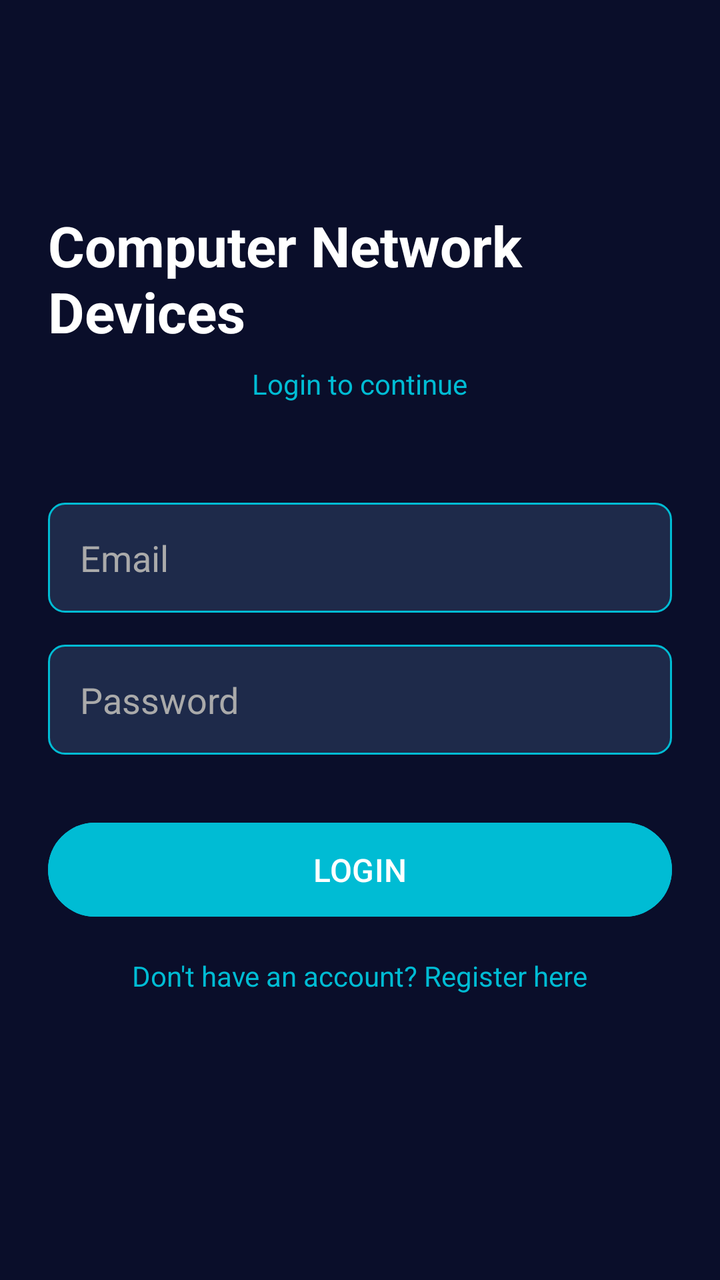
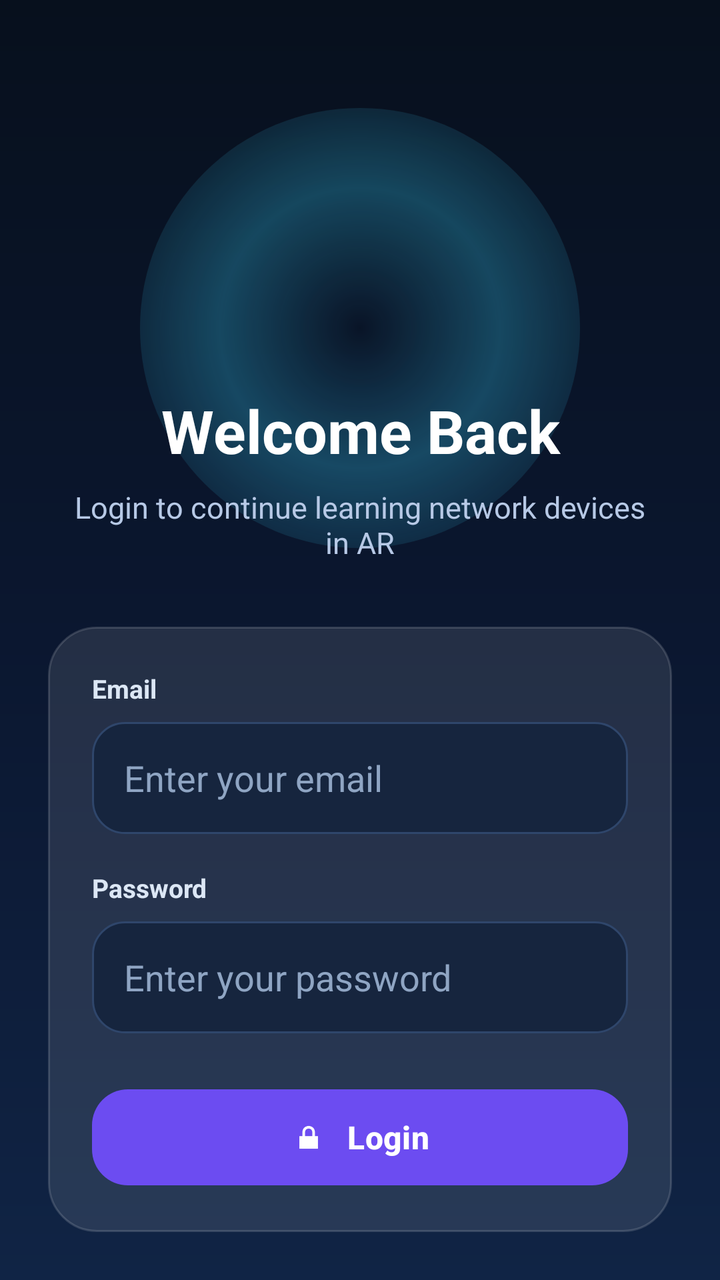

Two renders of the same Android screen: before a commit and after it. Below are the layout's source before the change and the commit's diff.
<!-- AndroidManifest.xml: application theme Theme.ComputerNetworkDeviceARApp -->
<!-- res/layout/activity_login.xml -->
<?xml version="1.0" encoding="utf-8"?>
<RelativeLayout xmlns:android="http://schemas.android.com/apk/res/android"
    android:layout_width="match_parent"
    android:layout_height="match_parent"
    android:background="#0A0E2A"
    android:padding="24dp">

    
    <TextView
        android:id="@+id/tvLoginTitle"
        android:layout_width="wrap_content"
        android:layout_height="wrap_content"
        android:layout_centerHorizontal="true"
        android:layout_marginTop="80dp"
        android:text="Computer Network Devices"
        android:textColor="#FFFFFF"
        android:textSize="28sp"
        android:textStyle="bold" />

    
    <TextView
        android:id="@+id/tvLoginSubtitle"
        android:layout_width="wrap_content"
        android:layout_height="wrap_content"
        android:text="Login to continue"
        android:textColor="#00BCD4"
        android:textSize="14sp"
        android:layout_centerHorizontal="true"
        android:layout_below="@id/tvLoginTitle"
        android:layout_marginTop="8dp"/>

    
    <EditText
        android:id="@+id/etEmail"
        android:layout_width="match_parent"
        android:layout_height="55dp"
        android:hint="Email"
        android:textColor="#FFFFFF"
        android:textColorHint="#AAAAAA"
        android:background="@drawable/edit_text_bg"
        android:paddingStart="16dp"
        android:inputType="textEmailAddress"
        android:layout_below="@id/tvLoginSubtitle"
        android:layout_marginTop="50dp"/>

    
    <EditText
        android:id="@+id/etPassword"
        android:layout_width="match_parent"
        android:layout_height="55dp"
        android:hint="Password"
        android:textColor="#FFFFFF"
        android:textColorHint="#AAAAAA"
        android:background="@drawable/edit_text_bg"
        android:paddingStart="16dp"
        android:inputType="textPassword"
        android:layout_below="@id/etEmail"
        android:layout_marginTop="16dp"/>

    
    <Button
        android:id="@+id/btnLogin"
        android:layout_width="match_parent"
        android:layout_height="55dp"
        android:text="LOGIN"
        android:textColor="#FFFFFF"
        android:textSize="16sp"
        android:backgroundTint="#00BCD4"
        android:layout_below="@id/etPassword"
        android:layout_marginTop="30dp"/>

    
    <TextView
        android:id="@+id/tvRegister"
        android:layout_width="wrap_content"
        android:layout_height="wrap_content"
        android:text="Don't have an account? Register here"
        android:textColor="#00BCD4"
        android:textSize="14sp"
        android:layout_centerHorizontal="true"
        android:layout_below="@id/btnLogin"
        android:layout_marginTop="16dp"/>

</RelativeLayout>
<!-- resources referenced by this layout -->
<resources>
  <!-- drawable edit_text_bg (drawable) -->
  <?xml version="1.0" encoding="utf-8"?>
  <shape xmlns:android="http://schemas.android.com/apk/res/android">
      <solid android:color="#1E2A4A"/>
      <corners android:radius="8dp"/>
      <stroke
          android:width="1dp"
          android:color="#00BCD4"/>
  </shape>
  <style name="Theme.ComputerNetworkDeviceARApp" parent="Base.Theme.ComputerNetworkDeviceARApp" />
  <style name="Base.Theme.ComputerNetworkDeviceARApp" parent="Theme.Material3.DayNight.NoActionBar">
          
          
      </style>
</resources>

<!-- the commit's change to res/layout/activity_login.xml (unified diff, before → after) -->
@@ -1,84 +1,140 @@
 <?xml version="1.0" encoding="utf-8"?>
 <RelativeLayout xmlns:android="http://schemas.android.com/apk/res/android"
+    xmlns:app="http://schemas.android.com/apk/res-auto"
     android:layout_width="match_parent"
     android:layout_height="match_parent"
-    android:background="#0A0E2A"
+    android:background="@drawable/bg_main_gradient"
     android:padding="24dp">
+
+    
+    <View
+        android:id="@+id/topGlow"
+        android:layout_width="220dp"
+        android:layout_height="220dp"
+        android:layout_centerHorizontal="true"
+        android:layout_marginTop="30dp"
+        android:background="@drawable/bg_glow_circle" />
+
+    
+    <ImageView
+        android:id="@+id/imgLoginIcon"
+        android:layout_width="92dp"
+        android:layout_height="92dp"
+        android:layout_centerHorizontal="true"
+        android:layout_marginTop="55dp"
+        android:src="@mipmap/ic_launcher"
+        android:scaleType="fitCenter" />
 
     
     <TextView
         android:id="@+id/tvLoginTitle"
-        android:layout_width="wrap_content"
+        android:layout_width="match_parent"
         android:layout_height="wrap_content"
-        android:layout_centerHorizontal="true"
-        android:layout_marginTop="80dp"
-        android:text="Computer Network Devices"
+        android:layout_below="@id/imgLoginIcon"
+        android:layout_marginTop="24dp"
+        android:text="Welcome Back"
+        android:textAlignment="center"
         android:textColor="#FFFFFF"
-        android:textSize="28sp"
+        android:textSize="30sp"
         android:textStyle="bold" />
 
     
     <TextView
         android:id="@+id/tvLoginSubtitle"
-        android:layout_width="wrap_content"
+        android:layout_width="match_parent"
         android:layout_height="wrap_content"
-        android:text="Login to continue"
-        android:textColor="#00BCD4"
-        android:textSize="14sp"
-        android:layout_centerHorizontal="true"
         android:layout_below="@id/tvLoginTitle"
-        android:layout_marginTop="8dp"/>
+        android:layout_marginTop="8dp"
+        android:text="Login to continue learning network devices in AR"
+        android:textAlignment="center"
+        android:textColor="#B7C9E6"
+        android:textSize="15sp"
+        android:paddingStart="12dp"
+        android:paddingEnd="12dp" />
 
     
-    <EditText
-        android:id="@+id/etEmail"
+    <LinearLayout
+        android:id="@+id/loginCard"
         android:layout_width="match_parent"
-        android:layout_height="55dp"
-        android:hint="Email"
-        android:textColor="#FFFFFF"
-        android:textColorHint="#AAAAAA"
-        android:background="@drawable/edit_text_bg"
-        android:paddingStart="16dp"
-        android:inputType="textEmailAddress"
+        android:layout_height="wrap_content"
         android:layout_below="@id/tvLoginSubtitle"
-        android:layout_marginTop="50dp"/>
+        android:layout_marginTop="32dp"
+        android:orientation="vertical"
+        android:padding="22dp"
+        android:background="@drawable/bg_info_card">
 
-    
-    <EditText
-        android:id="@+id/etPassword"
-        android:layout_width="match_parent"
-        android:layout_height="55dp"
-        android:hint="Password"
-        android:textColor="#FFFFFF"
-        android:textColorHint="#AAAAAA"
-        android:background="@drawable/edit_text_bg"
-        android:paddingStart="16dp"
-        android:inputType="textPassword"
-        android:layout_below="@id/etEmail"
-        android:layout_marginTop="16dp"/>
+        <TextView
+            android:id="@+id/tvEmailLabel"
+            android:layout_width="wrap_content"
+            android:layout_height="wrap_content"
+            android:text="Email"
+            android:textColor="#DCE7F5"
+            android:textSize="13sp"
+            android:textStyle="bold" />
 
-    
-    <Button
-        android:id="@+id/btnLogin"
-        android:layout_width="match_parent"
-        android:layout_height="55dp"
-        android:text="LOGIN"
-        android:textColor="#FFFFFF"
-        android:textSize="16sp"
-        android:backgroundTint="#00BCD4"
-        android:layout_below="@id/etPassword"
-        android:layout_marginTop="30dp"/>
+        <EditText
+            android:id="@+id/etEmail"
+            android:layout_width="match_parent"
+            android:layout_height="56dp"
+            android:layout_marginTop="8dp"
+            android:background="@drawable/edit_text_modern_bg"
+            android:hint="Enter your email"
+            android:inputType="textEmailAddress"
+            android:paddingStart="16dp"
+            android:paddingEnd="16dp"
+            android:textColor="#FFFFFF"
+            android:textColorHint="#8FA5C3" />
 
-    
-    <TextView
-        android:id="@+id/tvRegister"
-        android:layout_width="wrap_content"
-        android:layout_height="wrap_content"
-        android:text="Don't have an account? Register here"
-        android:textColor="#00BCD4"
-        android:textSize="14sp"
-        android:layout_centerHorizontal="true"
-        android:layout_below="@id/btnLogin"
-        android:layout_marginTop="16dp"/>
+        <TextView
+            android:id="@+id/tvPasswordLabel"
+            android:layout_width="wrap_content"
+            android:layout_height="wrap_content"
+            android:layout_marginTop="18dp"
+            android:text="Password"
+            android:textColor="#DCE7F5"
+            android:textSize="13sp"
+            android:textStyle="bold" />
+
+        <EditText
+            android:id="@+id/etPassword"
+            android:layout_width="match_parent"
+            android:layout_height="56dp"
+            android:layout_marginTop="8dp"
+            android:background="@drawable/edit_text_modern_bg"
+            android:hint="Enter your password"
+            android:inputType="textPassword"
+            android:paddingStart="16dp"
+            android:paddingEnd="16dp"
+            android:textColor="#FFFFFF"
+            android:textColorHint="#8FA5C3" />
+
+        <com.google.android.material.button.MaterialButton
+            android:id="@+id/btnLogin"
+            android:layout_width="match_parent"
+            android:layout_height="56dp"
+            android:layout_marginTop="24dp"
+            android:text="Login"
+            android:textAllCaps="false"
+            android:textColor="#FFFFFF"
+            android:textSize="16sp"
+            android:textStyle="bold"
+            app:backgroundTint="#6C4CF1"
+            app:cornerRadius="18dp"
+            app:icon="@android:drawable/ic_lock_lock"
+            app:iconGravity="textStart"
+            app:iconPadding="10dp"
+            app:iconTint="#FFFFFF" />
+
+        <TextView
+            android:id="@+id/tvRegister"
+            android:layout_width="wrap_content"
+            android:layout_height="wrap_content"
+            android:layout_gravity="center_horizontal"
+            android:layout_marginTop="18dp"
+            android:text="Don’t have an account? Register here"
+            android:textColor="#5FD9FF"
+            android:textSize="14sp"
+            android:textStyle="bold" />
+    </LinearLayout>
 
 </RelativeLayout>
<!-- resource entries referenced after the edit -->
@@ -1,15 +1,51 @@
 <!-- resources referenced by this layout -->
 <resources>
-  <!-- drawable edit_text_bg (drawable) -->
+  <!-- drawable bg_glow_circle (drawable) -->
+  <?xml version="1.0" encoding="utf-8"?>
+  <shape xmlns:android="http://schemas.android.com/apk/res/android"
+      android:shape="oval">
+      <gradient
+          android:type="radial"
+          android:gradientRadius="140dp"
+          android:centerColor="#4438D6FF"
+          android:endColor="#0038D6FF" />
+  </shape>
+  <!-- drawable bg_info_card (drawable) -->
   <?xml version="1.0" encoding="utf-8"?>
   <shape xmlns:android="http://schemas.android.com/apk/res/android">
-      <solid android:color="#1E2A4A"/>
-      <corners android:radius="8dp"/>
+      <solid android:color="#1AFFFFFF" />
+      <corners android:radius="24dp" />
       <stroke
           android:width="1dp"
-          android:color="#00BCD4"/>
+          android:color="#26FFFFFF" />
   </shape>
+  <!-- drawable bg_main_gradient (drawable) -->
+  <?xml version="1.0" encoding="utf-8"?>
+  <shape xmlns:android="http://schemas.android.com/apk/res/android">
+      <gradient
+          android:angle="270"
+          android:startColor="#07101D"
+          android:centerColor="#0B1730"
+          android:endColor="#102445" />
+  </shape>
+  <!-- drawable edit_text_modern_bg (drawable) -->
+  <?xml version="1.0" encoding="utf-8"?>
+  <shape xmlns:android="http://schemas.android.com/apk/res/android">
+      <solid android:color="#16253E" />
+      <corners android:radius="16dp" />
+      <stroke
+          android:width="1dp"
+          android:color="#2F466B" />
+  </shape>
+  <!-- mipmap ic_launcher (mipmap-anydpi-v26) -->
+  <?xml version="1.0" encoding="utf-8"?>
+  <adaptive-icon xmlns:android="http://schemas.android.com/apk/res/android">
+      <background android:drawable="@drawable/ic_launcher_background"/>
+      <foreground android:drawable="@mipmap/ic_launcher_foreground"/>
+      <monochrome android:drawable="@mipmap/ic_launcher_foreground"/>
+  </adaptive-icon>
   <style name="Theme.ComputerNetworkDeviceARApp" parent="Base.Theme.ComputerNetworkDeviceARApp" />
+  <!-- drawable ic_launcher_background: vector/xml drawable (drawable, 4866 chars, omitted) -->
   <style name="Base.Theme.ComputerNetworkDeviceARApp" parent="Theme.Material3.DayNight.NoActionBar">
           
           
